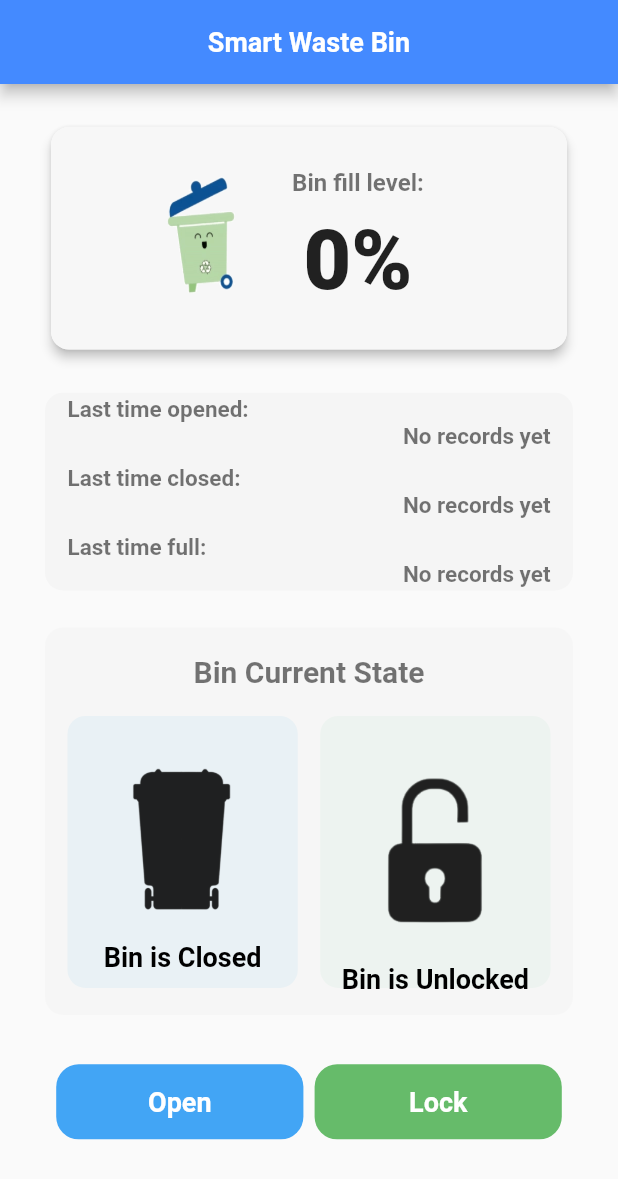
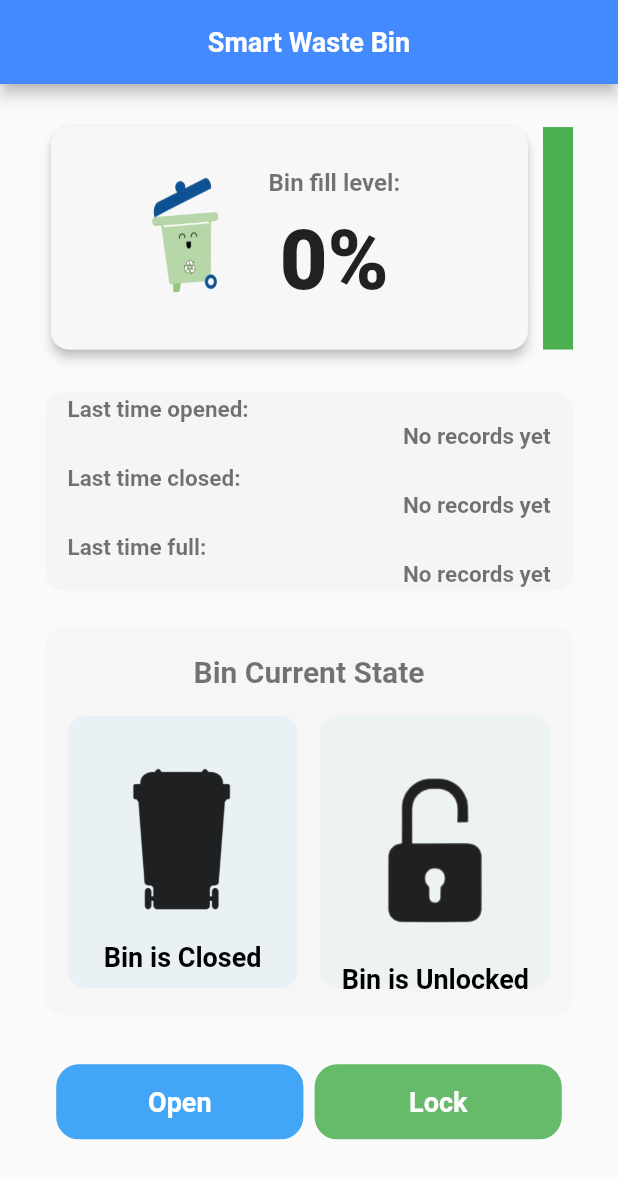
Before and after one commit to Enisco/smart_bin_advanced, a Flutter app: the screen it shows after launch, on a phone screen of 412 x 824 dp. Shown: the top 1179 px of the screen. Run offline on Flutter 3.47's test engine with Material 2 defaults, Android fonts, the phone set to English and light mode, and no system bars; our stand-ins replace flutter_local_notifications, get; missing offline and left inert: flutter_background, mqtt_client.

Commit message:
custom view implementation

```diff
--- a/lib/presentation/view.dart
+++ b/lib/presentation/view.dart
@@ -50,17 +50,20 @@ class _SmartWasteBinPageViewState extends State<SmartWasteBinPageView> {
             child: Column(
               mainAxisAlignment: MainAxisAlignment.center,
               children: [
+                Row(
+                  mainAxisAlignment: MainAxisAlignment.spaceBetween,
+                  children: [
                     Card(
                       elevation: 3,
                       shape: const RoundedRectangleBorder(
                         borderRadius: BorderRadius.all(Radius.circular(12)),
                       ),
                       child: Container(
-                    width: size.width,
                         height: size.height * 0.18,
                         decoration: BoxDecoration(
                           color: Colors.grey[100]?.withOpacity(0.8),
-                      borderRadius: const BorderRadius.all(Radius.circular(12)),
+                          borderRadius:
+                              const BorderRadius.all(Radius.circular(12)),
                         ),
                         child: Row(
                           mainAxisAlignment: MainAxisAlignment.spaceEvenly,
@@ -105,6 +108,38 @@ class _SmartWasteBinPageViewState extends State<SmartWasteBinPageView> {
                           ],
                         ),
                       ),
+                    ),
+                    Container(
+                      decoration: const BoxDecoration(
+                        // color: Colors.grey[100]?.withOpacity(0.8),
+                        borderRadius: BorderRadius.all(Radius.circular(5)),
+                      ),
+                      height: size.height * 0.18,
+                      width: 20,
+                      child: Column(
+                        children: [
+                          Expanded(
+                            child: Container(
+                              width: 20,
+                              height: size.height *
+                                  0.18 *
+                                  (100.0 -
+                                      controller.percentageVal.toDouble() /
+                                          100),
+                              color: Colors.green,
+                            ),
+                          ),
+                          Container(
+                            width: 30,
+                            height: size.height *
+                                0.18 *
+                                (controller.percentageVal.toDouble() / 100),
+                            color: Colors.red,
+                          ),
+                        ],
+                      ),
+                    ),
+                  ],
                 ),
                 SizedBox(height: size.height * 0.03),
                 // Last activity box
```
Lines whose indentation alone changed are shown as unchanged.
